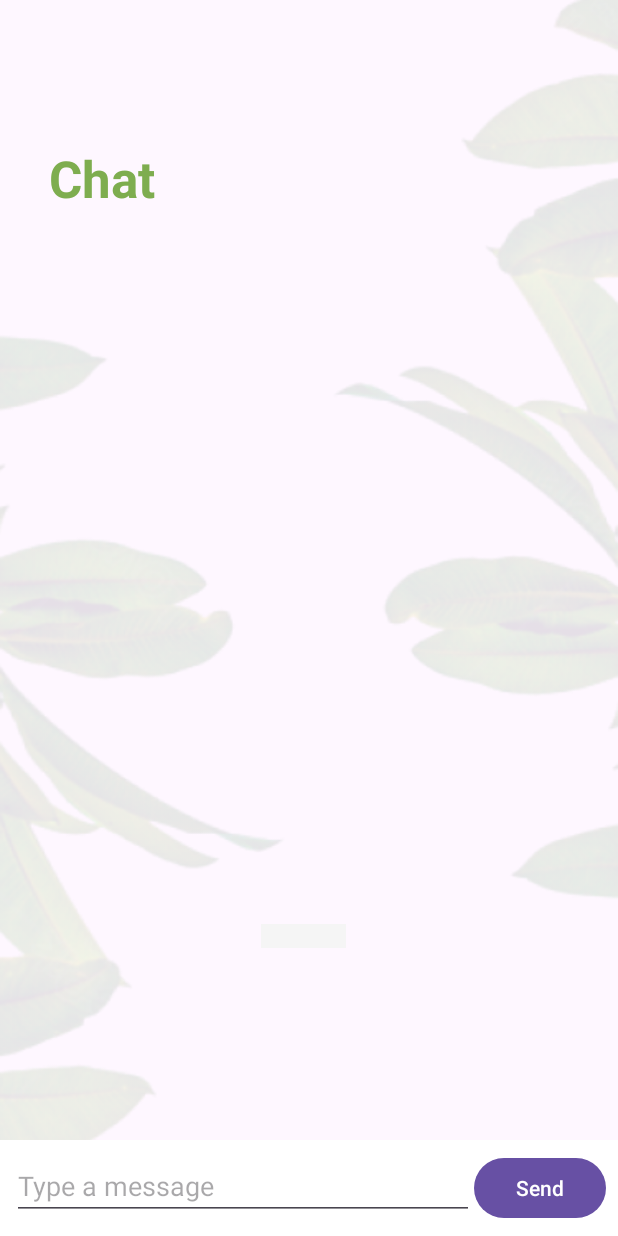
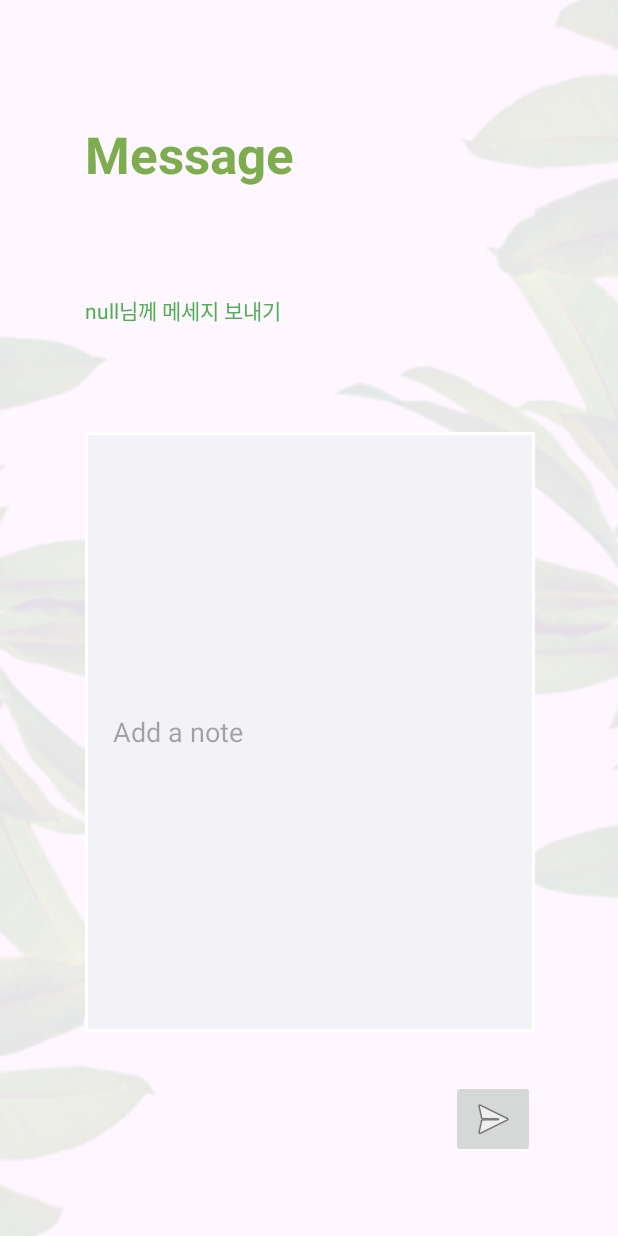
Before and after one commit to sheepyis/Second-Hand, an Android app: the ChatActivity screen opened directly, with no data from a screen before it, on a phone screen of 412 x 824 dp. Run offline under Robolectric (Android 15) with nearby library versions, the phone set to English and light mode, and no system bars; our stand-ins replace Firebase (no records; nobody signed in at launch, a user with empty details on screens opened directly).

Commit message:
메세지 디자인 수정

```diff
--- a/app/src/main/AndroidManifest.xml
+++ b/app/src/main/AndroidManifest.xml
@@ -49,7 +49,7 @@
 
         <activity
             android:name=".ChatActivity"
-            android:label="@string/app_name">
+            android:label="Chat Activity">
         </activity>
 
         <activity
--- a/app/src/main/java/com/example/myapplication/ChatActivity.kt
+++ b/app/src/main/java/com/example/myapplication/ChatActivity.kt
@@ -1,11 +1,14 @@
 // ChatActivity.kt
 package com.example.myapplication
 
+import android.annotation.SuppressLint
 import android.os.Bundle
 import android.widget.Button
 import android.widget.EditText
+import android.widget.TextView
 import android.widget.Toast
 import androidx.appcompat.app.AppCompatActivity
+import androidx.appcompat.widget.AppCompatImageButton
 import androidx.recyclerview.widget.LinearLayoutManager
 import androidx.recyclerview.widget.RecyclerView
 import com.google.firebase.auth.ktx.auth
@@ -18,10 +21,9 @@ class ChatActivity : AppCompatActivity() {
     private val messages = mutableListOf<Message>()
     private lateinit var messageAdapter: MessageAdapter
     private lateinit var firestore: FirebaseFirestore
+    private lateinit var nickname: String
 
-    private lateinit var nickname: String
-    private lateinit var recyclerView: RecyclerView
-
+    @SuppressLint("WrongViewCast", "MissingInflatedId")
     override fun onCreate(savedInstanceState: Bundle?) {
         super.onCreate(savedInstanceState)
         setContentView(R.layout.activity_chat)
@@ -31,11 +33,7 @@ class ChatActivity : AppCompatActivity() {
         //sellerNickname = intent.getStringExtra("sellerNickname") ?: ""
         //title = sellerNickname // 액션바에 상대방 닉네임 표시
 
-        // Initialize RecyclerView and set up layout manager
-        recyclerView = findViewById(R.id.recyclerView) // 추가된 부분
         messageAdapter = MessageAdapter(this, messages)
-        recyclerView.layoutManager = LinearLayoutManager(this)
-        recyclerView.adapter = messageAdapter
 
         // Load messages from Firestore
         loadMessages()
@@ -57,8 +55,10 @@ class ChatActivity : AppCompatActivity() {
                 Toast.makeText(this, "닉네임 불러오기 실패: $exception", Toast.LENGTH_SHORT).show()
             }
 
-        val sendButton = findViewById<Button>(R.id.sendButton)
+        val sendButton = findViewById<AppCompatImageButton>(R.id.sendButton)
         val messageEditText = findViewById<EditText>(R.id.messageEditText)
+        val TotextView = findViewById<TextView>(R.id.TotextView)
+        TotextView.text = "${sellerNickname}님께 메세지 보내기"
 
         sendButton.setOnClickListener {
             val sender = nickname // Replace with actual user identification
--- a/app/src/main/res/layout/activity_chat.xml
+++ b/app/src/main/res/layout/activity_chat.xml
@@ -1,5 +1,6 @@
 <?xml version="1.0" encoding="utf-8"?>
-<RelativeLayout xmlns:android="http://schemas.android.com/apk/res/android"
+<androidx.constraintlayout.widget.ConstraintLayout xmlns:android="http://schemas.android.com/apk/res/android"
+    xmlns:app="http://schemas.android.com/apk/res-auto"
     xmlns:tools="http://schemas.android.com/tools"
     android:layout_width="match_parent"
     android:layout_height="match_parent"
@@ -9,58 +10,51 @@
 
     <TextView
         android:id="@+id/textView5"
-        android:layout_width="87dp"
-        android:layout_height="58dp"
-        android:layout_above="@+id/recyclerView"
+        android:layout_width="wrap_content"
+        android:layout_height="wrap_content"
         android:layout_alignParentTop="true"
         android:layout_alignParentEnd="true"
-        android:layout_marginStart="32dp"
-        android:layout_marginTop="96dp"
-        android:layout_marginEnd="292dp"
-        android:layout_marginBottom="142dp"
+        android:layout_marginTop="80dp"
         android:fontFamily="sans-serif"
-        android:text="Chat"
+        android:text="Message"
         android:textColor="#7EAD4F"
         android:textSize="34sp"
-        android:textStyle="bold" />
+        android:textStyle="bold"
+        app:layout_constraintStart_toStartOf="@+id/TotextView"
+        app:layout_constraintTop_toTopOf="parent" />
 
-    <androidx.recyclerview.widget.RecyclerView
-        android:id="@+id/recyclerView"
+    <EditText
+        android:id="@+id/messageEditText"
+        android:layout_width="300dp"
+        android:layout_height="400dp"
+        android:layout_marginBottom="136dp"
+        android:background="@drawable/chat_input"
+        android:ems="10"
+        android:hint="    Add a note"
+        android:inputType="text"
+        app:layout_constraintBottom_toBottomOf="parent"
+        app:layout_constraintEnd_toEndOf="parent"
+        app:layout_constraintHorizontal_bias="0.504"
+        app:layout_constraintStart_toStartOf="parent" />
+
+    <ImageButton
+        android:id="@+id/sendButton"
         android:layout_width="wrap_content"
         android:layout_height="wrap_content"
-        android:layout_above="@+id/messageInputLayout"
-        android:layout_alignParentStart="true"
-        android:layout_alignParentEnd="true"
-        android:layout_marginStart="174dp"
-        android:layout_marginEnd="181dp"
-        android:layout_marginBottom="128dp"
-        android:background="#F5F5F5"
-        android:clipToPadding="false"
-        android:padding="8dp"
-        android:scrollbars="vertical" />
+        android:layout_marginBottom="52dp"
+        app:layout_constraintBottom_toBottomOf="parent"
+        app:layout_constraintEnd_toEndOf="@+id/messageEditText"
+        app:srcCompat="@android:drawable/ic_menu_send" />
 
-    <LinearLayout
-        android:id="@+id/messageInputLayout"
-        android:layout_width="match_parent"
+    <TextView
+        android:id="@+id/TotextView"
+        android:layout_width="wrap_content"
         android:layout_height="wrap_content"
-        android:orientation="horizontal"
-        android:layout_alignParentBottom="true"
-        android:background="#FFFFFF"
-        android:padding="8dp">
+        android:text="TextView"
+        android:textColor="#4CAF50"
+        app:layout_constraintBottom_toTopOf="@+id/messageEditText"
+        app:layout_constraintStart_toStartOf="@+id/messageEditText"
+        app:layout_constraintTop_toBottomOf="@+id/textView5" />
 
-        <EditText
-            android:id="@+id/messageEditText"
-            android:layout_width="0dp"
-            android:layout_weight="1"
-            android:layout_height="wrap_content"
-            android:hint="Type a message"/>
 
-        <Button
-            android:id="@+id/sendButton"
-            android:layout_width="wrap_content"
-            android:layout_height="wrap_content"
-
-            android:text="Send"/>
-    </LinearLayout>
-
-</RelativeLayout>
+</androidx.constraintlayout.widget.ConstraintLayout>
```
